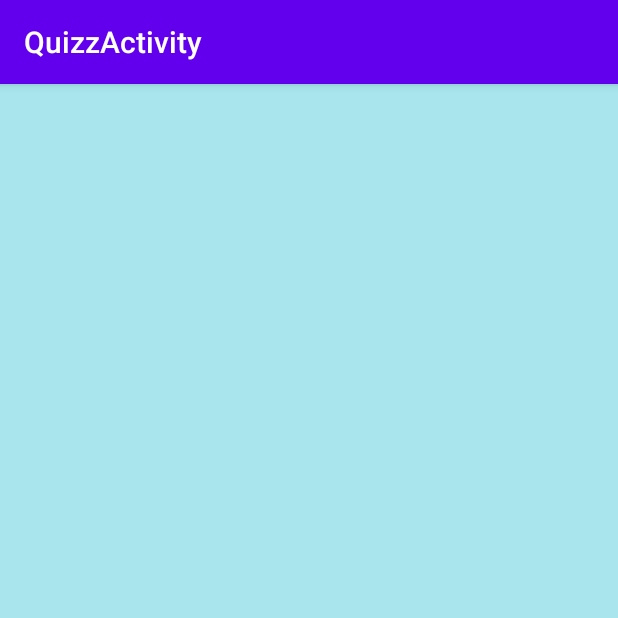
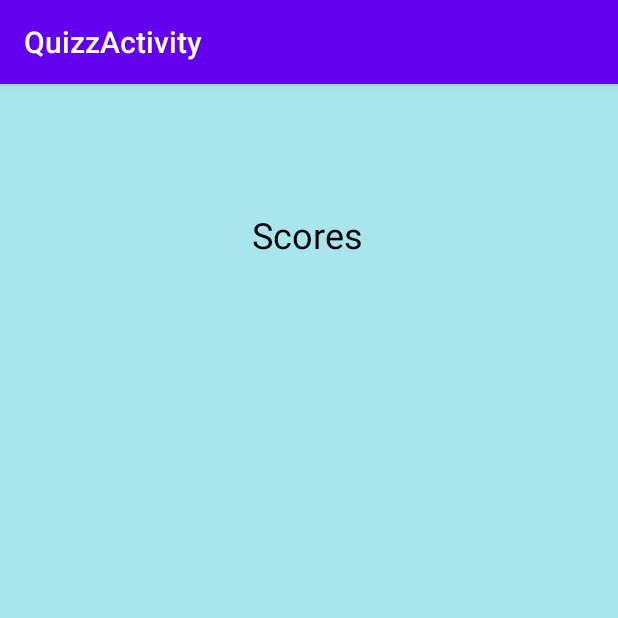
Before and after one commit to HippolyteG/QuizzAct, an Android app: the ScoreActivity screen opened directly, with no data from a screen before it, on a phone screen of 412 x 824 dp, the top half of it. Run offline under Robolectric (Android 15) with nearby library versions, the phone set to English and light mode, and no system bars.

Commit message:
Début quizz + score

```diff
--- a/app/src/main/AndroidManifest.xml
+++ b/app/src/main/AndroidManifest.xml
@@ -13,7 +13,7 @@
        <service android:name=".audio.MusicService"
                 android:enabled="true"/>
 
-        <activity android:name=".activities.MainActivity" android:screenOrientation="portrait">
+        <activity android:name=".activities.MainActivity" android:screenOrientation="fullSensor">
             <intent-filter>
                 <action android:name="android.intent.action.MAIN" />
                 <category android:name="android.intent.category.LAUNCHER" />
--- a/app/src/main/java/com/example/quizzact/activities/ScoreActivity.java
+++ b/app/src/main/java/com/example/quizzact/activities/ScoreActivity.java
@@ -1,22 +1,71 @@
 package com.example.quizzact.activities;
 
+import android.annotation.SuppressLint;
 import android.content.Intent;
+import android.database.MatrixCursor;
 import android.media.MediaPlayer;
 import android.os.Bundle;
+import android.util.Log;
+import android.view.Gravity;
 import android.view.View;
+import android.widget.AdapterView;
 import android.widget.Button;
+import android.widget.ListView;
+import android.widget.SimpleCursorAdapter;
+import android.widget.TableLayout;
+import android.widget.TableRow;
+import android.widget.TextView;
 
 import androidx.appcompat.app.AppCompatActivity;
 
 import com.example.quizzact.R;
+import com.example.quizzact.classes.Theme;
+import com.example.quizzact.classesBDD.ScoreBDD;
+import com.example.quizzact.classesBDD.ThemeBDD;
 
 public class ScoreActivity extends AppCompatActivity {
+    @SuppressLint("ResourceAsColor")
     @Override
     protected void onCreate(Bundle savedInstanceState) {
         super.onCreate(savedInstanceState);
-        setContentView(R.layout.activity_score );
+        setContentView(R.layout.activity_score);
 
 
+        final String [] col1 = {"col1:ligne1","col1:ligne2","col1:ligne3","col1:ligne4",    "col1:ligne5"};
+        final String [] col2 = {"col2:ligne1","col2:ligne2","col2:ligne3","col2:ligne4","col2:ligne5"};
+
+        TableLayout table = (TableLayout) findViewById(R.id.idTable);
+        TableRow row; // ligne
+        TextView tv1,tv2; //Case
+
+        ScoreBDD scoreBDD= new ScoreBDD(this);
+        scoreBDD.open();
+
+        for(int i=1;i<=scoreBDD.countLignes();i++) {
+
+            row = new TableRow(this);
+
+            tv1 = new TextView(this);
+            if(scoreBDD.getScoreWithID(i)!=null){
+                tv1.setText(scoreBDD.getScoreWithID(i).getScore());
+            }
+            tv1.setGravity(Gravity.CENTER); // centrage dans la cellule
+            tv1.setLayoutParams( new TableRow.LayoutParams( 0, android.view.ViewGroup.LayoutParams.WRAP_CONTENT, 1 ) );
+
+            if((i==1)&&(scoreBDD.getScoreWithID(i)==null)){
+                tv1.setText("Vous n'avez pas encore joué !");
+            }
+
+            row.addView(tv1);
+           /* row.setBackgroundColor(R.color.Black);*/
+
+            row.setPadding(0,40,0,40);
+            table.addView(row);
+        }
+
+        scoreBDD.close();
     }
 
+
+
 }
--- a/app/src/main/java/com/example/quizzact/classesBDD/ScoreBDD.java
+++ b/app/src/main/java/com/example/quizzact/classesBDD/ScoreBDD.java
@@ -3,6 +3,7 @@ package com.example.quizzact.classesBDD;
 import android.content.ContentValues;
 import android.content.Context;
 import android.database.Cursor;
+import android.database.DatabaseUtils;
 import android.database.sqlite.SQLiteDatabase;
 
 import com.example.quizzact.BaseDeDonnees;
@@ -71,12 +72,30 @@ public class ScoreBDD {
         //Suppression d'un livre de la BDD grâce à l'ID
         return bdd.delete(TABLE_SCORE, ID_SCORE + " = " +id, null);
     }
+
+
     public Score getScoreWithScore(int score){
         //On récupère dans un Cursor les valeurs correspondant à un livre contenu dans la BDD
         Cursor c = bdd.query(TABLE_SCORE, new String[] {ID_SCORE, ID_UTILISATEUR, ID_QUESTION,SCORE_SCORE,NBERR_SCORE},
                 SCORE_SCORE + " LIKE \"" + score +"\"", null, null, null, null);
         return cursorToScore(c);
     }
+
+    public Score getScoreWithID(int id){
+        //On récupère dans un Cursor les valeurs correspondant à un livre contenu dans la BDD
+        Cursor c = bdd.query(TABLE_SCORE, new String[] {ID_SCORE, ID_UTILISATEUR, ID_QUESTION,SCORE_SCORE,NBERR_SCORE},
+                ID_SCORE + " LIKE \"" + id +"\"", null, null, null, null);
+        return cursorToScore(c);
+    }
+
+    public int countLignes(){
+        int nbLignes=0;
+        nbLignes=(int) DatabaseUtils.queryNumEntries(bdd,TABLE_SCORE);
+        return nbLignes;
+    }
+
+
+
     //Cette méthode permet de convertir un cursor en un livre
     private Score cursorToScore(Cursor c){
         //si aucun élément n'a été retourné dans la requête, on renvoie null
--- a/app/src/main/res/layout/activity_score.xml
+++ b/app/src/main/res/layout/activity_score.xml
@@ -1,7 +1,44 @@
 <?xml version="1.0" encoding="utf-8"?>
 <androidx.constraintlayout.widget.ConstraintLayout
-    xmlns:android="http://schemas.android.com/apk/res/android" android:layout_width="match_parent"
+    xmlns:android="http://schemas.android.com/apk/res/android"
+    xmlns:app="http://schemas.android.com/apk/res-auto"
+    xmlns:tools="http://schemas.android.com/tools"
+    android:layout_width="match_parent"
     android:background="#A8E5ED"
     android:layout_height="match_parent">
 
+
+    <ScrollView
+        android:id="@+id/scrollView1"
+        android:layout_width="286dp"
+        android:layout_height="349dp"
+        android:layout_marginTop="70dp"
+        app:layout_constraintBottom_toBottomOf="parent"
+        app:layout_constraintEnd_toEndOf="parent"
+        app:layout_constraintHorizontal_bias="0.496"
+        app:layout_constraintStart_toStartOf="parent"
+        app:layout_constraintTop_toBottomOf="@+id/tvScore"
+        app:layout_constraintVertical_bias="0.054">
+
+        <TableLayout
+            android:id="@+id/idTable"
+            android:layout_width="fill_parent"
+            android:layout_height="wrap_content"
+            android:stretchColumns="0"></TableLayout>
+
+    </ScrollView>
+
+    <TextView
+        android:id="@+id/tvScore"
+        android:layout_width="wrap_content"
+        android:layout_height="wrap_content"
+        android:layout_marginTop="84dp"
+        android:text="Scores"
+        android:textColor="#000000"
+        android:textSize="24dp"
+        app:layout_constraintEnd_toEndOf="parent"
+        app:layout_constraintHorizontal_bias="0.498"
+        app:layout_constraintStart_toStartOf="parent"
+        app:layout_constraintTop_toTopOf="parent" />
+
 </androidx.constraintlayout.widget.ConstraintLayout>
--- a/app/src/main/res/values/colors.xml
+++ b/app/src/main/res/values/colors.xml
@@ -6,4 +6,5 @@
     <color name="Gray">#B8B1B1</color>
     <color name="Green">#4AFA37</color>
     <color name="Red">#FF1807</color>
+    <color name="Black">#000000</color>
 </resources>
```
Also changed, not shown: app/src/main/java/com/example/quizzact/activities/QuizzActivity.java (+10 -0 lines), app/src/main/java/com/example/quizzact/classesBDD/QuestionBDD.java (+13 -0 lines), app/src/main/res/layout/activity_quizz.xml (+9 -1 lines).
